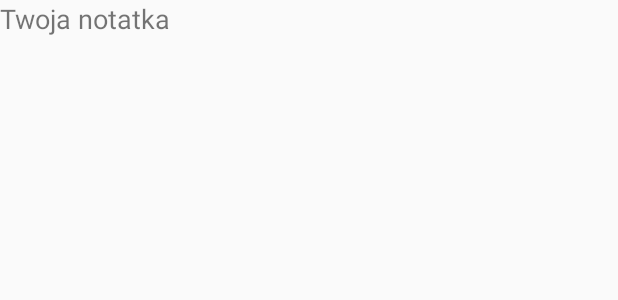
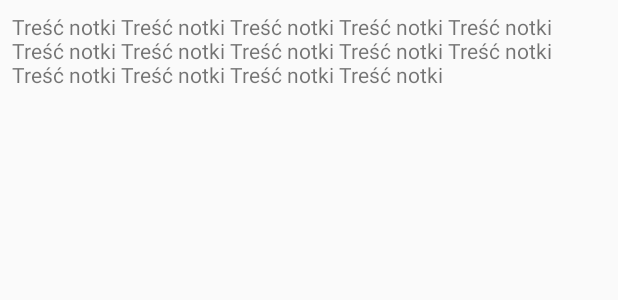
Before and after one commit to circusmagnus/SilvaRerum, an Android app: the layout fragment_note_view.xml on its own in the app's theme, with its tools: preview values and no code run, on a phone screen of 412 x 824 dp. Shown: the top 300 px of the screen. Run offline under Robolectric (Android 15) with nearby library versions, the phone set to English and light mode, and no system bars.

```diff
--- a/app/src/main/java/pl/wojtach/silvarerum/room/NotesDb.kt
+++ b/app/src/main/java/pl/wojtach/silvarerum/room/NotesDb.kt
@@ -17,11 +17,7 @@ abstract class NotesDb : RoomDatabase() {
     companion object : LazyAsync<Context, NotesDb>({ appContext ->
         val dbName = "notes_db"
         withContext(Dispatchers.Default) {
-            Room.databaseBuilder(
-                appContext,
-                NotesDb::class.java,
-                dbName
-            ).build()
+            Room.databaseBuilder(appContext, NotesDb::class.java, dbName).build()
         }
     })
 }
--- a/app/src/main/res/layout/fragment_note_view.xml
+++ b/app/src/main/res/layout/fragment_note_view.xml
@@ -1,16 +1,49 @@
 <?xml version="1.0" encoding="utf-8"?>
-<FrameLayout
+
+<layout
     xmlns:android="http://schemas.android.com/apk/res/android"
-    xmlns:tools="http://schemas.android.com/tools"
-    android:layout_width="match_parent"
-    android:layout_height="match_parent"
-    tools:context=".note.NoteViewFragment">
+    xmlns:app="http://schemas.android.com/apk/res-auto"
+    xmlns:tools="http://schemas.android.com/tools">
 
-    <!-- TODO: Update blank fragment layout -->
-    <TextView
+    <data>
+
+        <variable
+            name="model"
+            type="pl.wojtach.silvarerum.note.SingleNoteViewModel" />
+
+        <variable
+            name="controller"
+            type="pl.wojtach.silvarerum.note.NoteViewFragment" />
+    </data>
+
+    <ScrollView
         android:layout_width="match_parent"
         android:layout_height="match_parent"
-        android:textSize="18sp"
-        tools:text="@string/your_note" />
+        android:fillViewport="true"
+        tools:context=".note.NoteViewFragment">
 
-</FrameLayout>
+        <androidx.constraintlayout.widget.ConstraintLayout
+            android:layout_width="match_parent"
+            android:layout_height="wrap_content"
+            android:layout_marginEnd="2dp"
+            app:layout_constraintBottom_toBottomOf="parent"
+            app:layout_constraintEnd_toEndOf="parent"
+            app:layout_constraintStart_toStartOf="parent"
+            app:layout_constraintTop_toTopOf="parent">
+
+            <TextView
+                android:id="@+id/content"
+                android:layout_width="0dp"
+                android:layout_height="wrap_content"
+                android:layout_marginStart="8dp"
+                android:layout_marginTop="8dp"
+                android:layout_marginEnd="8dp"
+                android:text="@{model.data.content}"
+                app:layout_constraintEnd_toEndOf="parent"
+                app:layout_constraintStart_toStartOf="parent"
+                app:layout_constraintTop_toTopOf="parent"
+                tools:text="Treść notki Treść notki Treść notki Treść notki Treść notki Treść notki Treść notki Treść notki Treść notki Treść notki Treść notki Treść notki Treść notki Treść notki " />
+        </androidx.constraintlayout.widget.ConstraintLayout>
+    </ScrollView>
+
+</layout>
--- a/build.gradle
+++ b/build.gradle
@@ -10,6 +10,8 @@ buildscript {
     dependencies {
         classpath 'com.android.tools.build:gradle:3.6.0'
         classpath "org.jetbrains.kotlin:kotlin-gradle-plugin:$kotlin_version"
+        classpath "androidx.navigation:navigation-safe-args-gradle-plugin:2.3.0-alpha02"
+
         // NOTE: Do not place your application dependencies here; they belong
         // in the individual module build.gradle files
     }
```
Also changed, not shown: app/build.gradle (+11 -1 lines), app/src/main/java/pl/wojtach/silvarerum/note/Note.kt (deleted, +0 -24 lines), app/src/main/java/pl/wojtach/silvarerum/note/NoteEditFragment.kt (+7 -1 lines), app/src/main/java/pl/wojtach/silvarerum/note/NoteViewFragment.kt (+20 -3 lines), app/src/main/java/pl/wojtach/silvarerum/note/SingleNoteViewModel.kt (+28 -12 lines), app/src/main/java/pl/wojtach/silvarerum/notes/Notes.kt (deleted, +0 -19 lines), app/src/main/java/pl/wojtach/silvarerum/notes/NotesListFragment.kt (+12 -8 lines), app/src/main/res/layout/activity_main.xml (+23 -4 lines), app/src/main/res/navigation/nav_graph.xml (added, +40 -0 lines).
